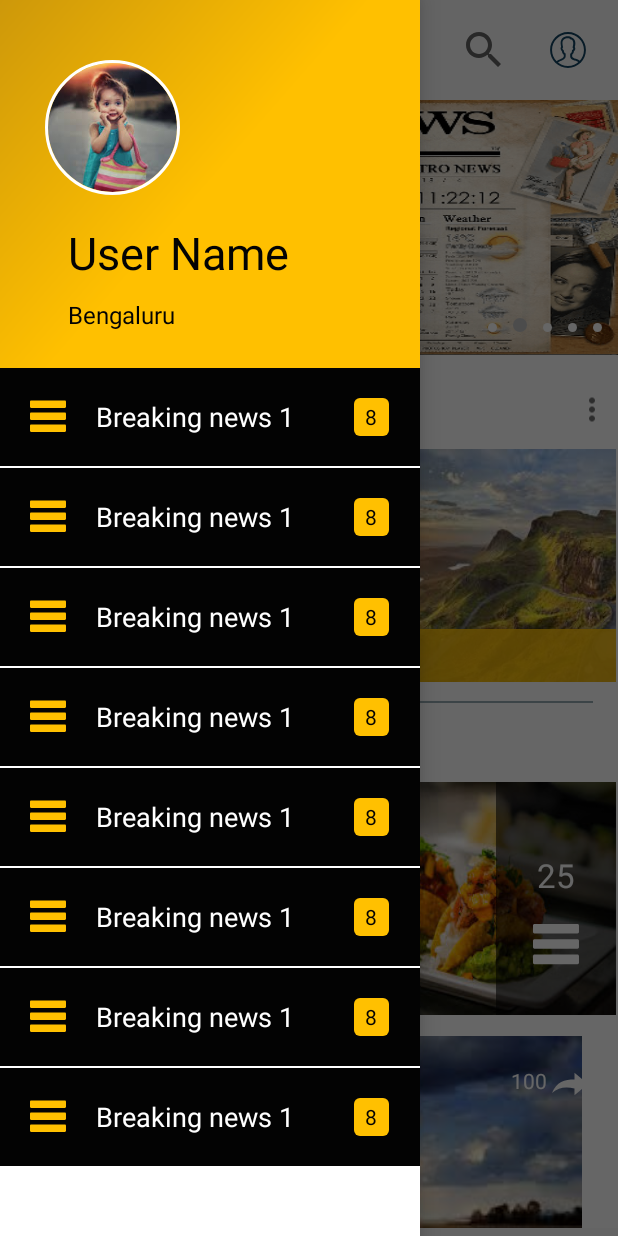
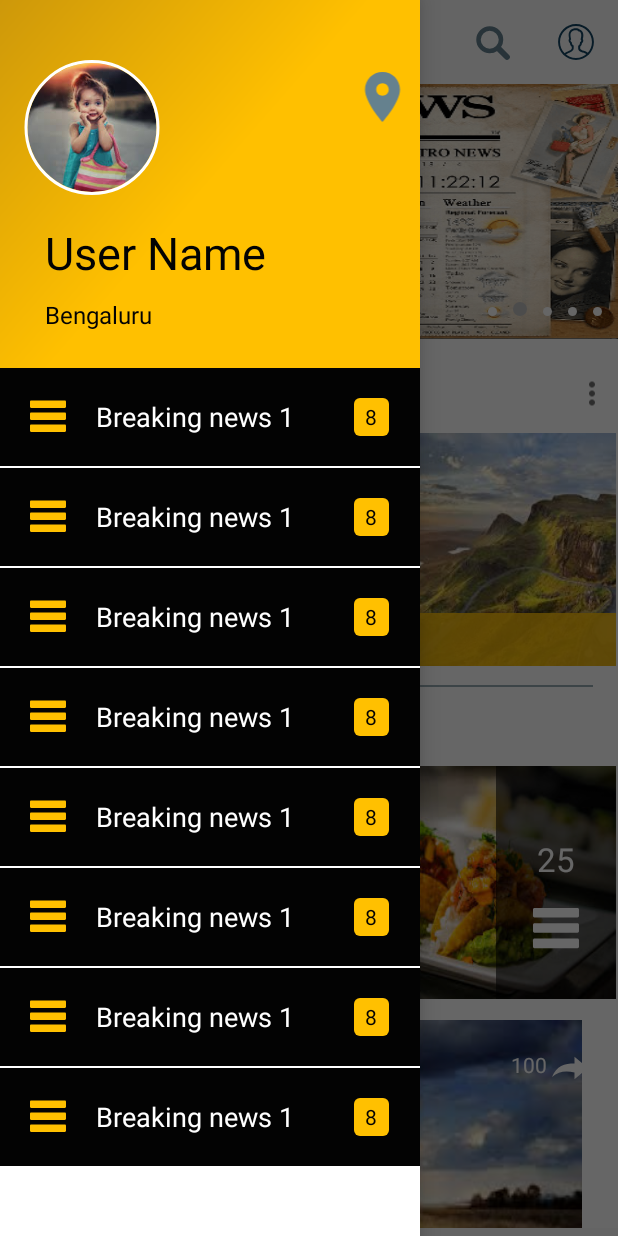
Before and after one commit to abhi93shekJha/newsApplication, an Android app: the DashboardActivity screen opened directly, with no data from a screen before it, with the side drawer open, on a phone screen of 412 x 824 dp. Run offline under Robolectric (Android 15) with nearby library versions, the phone set to English and light mode, and no system bars; our stand-ins replace ButterKnife, CircleImageView; libraries missing offline, so code that uses them is left out: com.flaviofaria.kenburnsview, com.github.rubensousa.gravitysnaphelper; pictures from the network do not load; 5 statements that could not run were skipped.

Commit message:
DashBoardActivity, SearchActivity, Drawable : ic_place and ic_search, Layout : activity_dashboard, activity_search, nav_header_nav_example, Menu : menu_dashboard, Add in mipmap logo1 for all size, Adding String file.

```diff
--- a/app/src/main/AndroidManifest.xml
+++ b/app/src/main/AndroidManifest.xml
@@ -41,6 +41,7 @@
             android:name=".view.authentication.LoginActivity"
             android:label="@string/title_activity_login"
             android:theme="@style/AppTheme"></activity>
+        <activity android:name=".view.dashboard.SearchActivity"/>
     </application>
 
 </manifest>
--- a/app/src/main/java/com/gsatechworld/gugrify/view/dashboard/DashboardActivity.java
+++ b/app/src/main/java/com/gsatechworld/gugrify/view/dashboard/DashboardActivity.java
@@ -1,7 +1,6 @@
 package com.gsatechworld.gugrify.view.dashboard;
 
-import android.app.SearchManager;
-import android.content.Context;
+import android.content.Intent;
 import android.graphics.drawable.Drawable;
 import android.os.Build;
 import android.os.Bundle;
@@ -24,19 +23,10 @@ import android.view.Menu;
 import android.view.MenuItem;
 import android.view.View;
 import android.view.WindowManager;
-import android.view.animation.AccelerateDecelerateInterpolator;
-import android.view.animation.Animation;
-import android.view.animation.AnimationUtils;
-import android.widget.EditText;
 import android.widget.ImageView;
 import android.widget.LinearLayout;
-import android.widget.TextView;
 import android.widget.Toast;
-import android.support.v7.widget.SearchView;
 
-import com.flaviofaria.kenburnsview.KenBurnsView;
-import com.flaviofaria.kenburnsview.TransitionGenerator;
-import com.gsatechworld.gugrify.MyTransitionGenerator;
 import com.gsatechworld.gugrify.R;
 import com.gsatechworld.gugrify.view.genericadapter.OnRecyclerItemClickListener;
 
@@ -51,6 +41,10 @@ public class DashboardActivity extends AppCompatActivity implements OnRecyclerIt
     private ViewPagerAdapter mAdapter;
     private int dotscount;
     private ImageView[] dots;
+    private ImageView iv_place;
+
+  /*  ArrayAdapter<String> mAdapterSearch;
+    ListView mListView;*/
 
     static {
         AppCompatDelegate.setCompatVectorFromResourcesEnabled(true);
@@ -82,8 +76,16 @@ public class DashboardActivity extends AppCompatActivity implements OnRecyclerIt
         toggle.syncState();
         //After instantiating your ActionBarDrawerToggle
         toggle.setDrawerIndicatorEnabled(false);
-        Drawable drawable = ResourcesCompat.getDrawable(getResources(), R.mipmap.logo, getTheme());
+        Drawable drawable = ResourcesCompat.getDrawable(getResources(), R.mipmap.logo1, getTheme());
         toggle.setHomeAsUpIndicator(drawable);
+
+        iv_place = (ImageView)findViewById(R.id.iv_place);
+        iv_place.setOnClickListener(new View.OnClickListener() {
+            @Override
+            public void onClick(View view) {
+                Toast.makeText(DashboardActivity.this, "Place", Toast.LENGTH_SHORT).show();
+            }
+        });
 
         toggle.setToolbarNavigationClickListener(new View.OnClickListener() {
             @Override
@@ -178,6 +180,13 @@ public class DashboardActivity extends AppCompatActivity implements OnRecyclerIt
         ViewCompat.setNestedScrollingEnabled(recyclerView, false);
         //adapter.setItems(allSampleData);
 
+        /*Ashish*/
+    /*    mAdapterSearch = new ArrayAdapter<String>(DashboardActivity.this,
+                android.R.layout.simple_list_item_1,
+                getResources().getStringArray(R.array.months_array));*/
+        //mListView.setAdapter(mAdapterSearch);
+
+
         // create nav item list
         ArrayList<NavItemModel> navItemModelArrayList = getNavItemList();
 
@@ -253,9 +262,11 @@ public class DashboardActivity extends AppCompatActivity implements OnRecyclerIt
         sectionModel = new SectionDataModel("LATEST NEWS");
         sectionModel.setLatestNewItemModelArrayList(createLatestNews());
         allSampleData.add(sectionModel);
+
         sectionModel = new SectionDataModel("Play List");
         sectionModel.setPlayListItemModelArrayList(createPlaylistData());
         allSampleData.add(sectionModel);
+
         sectionModel = new SectionDataModel("AAP leader Ashish Khetan leaves active politics citing plans to pursue law; sources say LS seat could have triggered move", R.drawable.road1);
         allSampleData.add(sectionModel);
         sectionModel = new SectionDataModel("India unlikely to accept foreign donations for flood relief efforts in Kerala, will rely on domestic assistance", R.drawable.road2);
@@ -273,6 +284,27 @@ public class DashboardActivity extends AppCompatActivity implements OnRecyclerIt
         // Inflate the menu; this adds items to the action bar if it is present.
         getMenuInflater().inflate(R.menu.menu_dashboard, menu);
 
+     /*   MenuItem mSearch = menu.findItem(R.id.action_search);
+
+        SearchView mSearchView = (SearchView) mSearch.getActionView();
+        mSearchView.setQueryHint("Search");
+
+        mSearchView.setOnQueryTextListener(new SearchView.OnQueryTextListener() {
+            @Override
+            public boolean onQueryTextSubmit(String query) {
+                return false;
+            }
+
+            @Override
+            public boolean onQueryTextChange(String newText) {
+                mAdapterSearch.getFilter().filter(newText);
+                return true;
+            }
+        });
+
+        return super.onCreateOptionsMenu(menu);
+    }
+*/
         /*SearchManager searchManager =
                 (SearchManager) getSystemService(Context.SEARCH_SERVICE);
         SearchView searchView =
@@ -290,16 +322,18 @@ public class DashboardActivity extends AppCompatActivity implements OnRecyclerIt
         // as you specify a parent activity in AndroidManifest.xml.
         int id = item.getItemId();
 
-        if (id == R.id.action_esarch){
+        if (id == R.id.action_search){
 
            /* TextView tvTitle = (TextView)findViewById(R.id.tvTitle);
             tvTitle.setVisibility(View.GONE);
             EditText et_search = (EditText)findViewById(R.id.et_search);
             et_search.setVisibility(View.VISIBLE);*/
 
-            TextView tvTitle = (TextView)toolbar.findViewById(R.id.tvTitle);
-            tvTitle.setVisibility(View.GONE);
+           /* TextView tvTitle = (TextView)toolbar.findViewById(R.id.tvTitle);
+            tvTitle.setVisibility(View.GONE);*/
+
             Toast.makeText(this, "Ashish", Toast.LENGTH_SHORT).show();
+            startActivity(new Intent(DashboardActivity.this,SearchActivity.class));
             return true;
         }
         //noinspection SimplifiableIfStatement
--- /dev/null
+++ b/app/src/main/res/drawable/ic_place.xml
@@ -0,0 +1,5 @@
+<vector android:height="24dp" android:tint="#65818E"
+    android:viewportHeight="24.0" android:viewportWidth="24.0"
+    android:width="24dp" xmlns:android="http://schemas.android.com/apk/res/android">
+    <path android:fillColor="#FF000000" android:pathData="M12,2C8.13,2 5,5.13 5,9c0,5.25 7,13 7,13s7,-7.75 7,-13c0,-3.87 -3.13,-7 -7,-7zM12,11.5c-1.38,0 -2.5,-1.12 -2.5,-2.5s1.12,-2.5 2.5,-2.5 2.5,1.12 2.5,2.5 -1.12,2.5 -2.5,2.5z"/>
+</vector>
--- a/app/src/main/res/drawable/ic_search.xml
+++ b/app/src/main/res/drawable/ic_search.xml
@@ -1,6 +1,11 @@
 <vector android:height="35dp" android:viewportHeight="32"
     android:viewportWidth="32" android:width="35dp" xmlns:android="http://schemas.android.com/apk/res/android">
-    <path android:fillColor="#929292" android:fillType="evenOdd"
+    <!--<path android:fillColor="#929292" android:fillType="evenOdd"
         android:pathData="M19.4271,21.4271C18.0372,22.4175 16.3367,23 14.5,23C9.8056,23 6,19.1944 6,14.5C6,9.8056 9.8056,6 14.5,6C19.1944,6 23,9.8056 23,14.5C23,16.3367 22.4175,18.0372 21.4271,19.4271L27.0119,25.0119C27.5621,25.5621 27.5575,26.4425 27.0117,26.9883L26.9883,27.0117C26.4439,27.5561 25.5576,27.5576 25.0119,27.0119L19.4271,21.4271L19.4271,21.4271ZM14.5,21C18.0899,21 21,18.0899 21,14.5C21,10.9101 18.0899,8 14.5,8C10.9101,8 8,10.9101 8,14.5C8,18.0899 10.9101,21 14.5,21L14.5,21Z"
-        android:strokeColor="#00000000" android:strokeWidth="1"/>
+        android:strokeColor="#00000000" android:strokeWidth="1"/>-->
+
+    <!--Ashish-->
+    <path android:fillColor="#65818E" android:fillType="evenOdd"
+        android:pathData="M19.4271,21.4271C18.0372,22.4175 16.3367,23 14.5,23C9.8056,23 6,19.1944 6,14.5C6,9.8056 9.8056,6 14.5,6C19.1944,6 23,9.8056 23,14.5C23,16.3367 22.4175,18.0372 21.4271,19.4271L27.0119,25.0119C27.5621,25.5621 27.5575,26.4425 27.0117,26.9883L26.9883,27.0117C26.4439,27.5561 25.5576,27.5576 25.0119,27.0119L19.4271,21.4271L19.4271,21.4271ZM14.5,21C18.0899,21 21,18.0899 21,14.5C21,10.9101 18.0899,8 14.5,8C10.9101,8 8,10.9101 8,14.5C8,18.0899 10.9101,21 14.5,21L14.5,21Z"
+        android:strokeColor="#65818E" android:strokeWidth="1"/>
 </vector>
--- a/app/src/main/res/layout/activity_dashboard.xml
+++ b/app/src/main/res/layout/activity_dashboard.xml
@@ -13,14 +13,35 @@
         android:layout_height="match_parent"
         android:orientation="vertical">
 
-        <android.support.v7.widget.Toolbar
+       <!-- <android.support.v7.widget.Toolbar
             android:id="@+id/toolbar"
             android:layout_width="wrap_content"
             android:layout_height="?attr/actionBarSize"
             app:popupTheme="@style/AppTheme.PopupOverlay"
-            android:layout_margin="5dp">
+            android:layout_margin="5dp">-->
+        <android.support.v7.widget.Toolbar
+            android:id="@+id/toolbar"
+            android:layout_width="match_parent"
+            android:layout_height="wrap_content"
+            android:minHeight="?attr/actionBarSize"
+            app:popupTheme="@style/AppTheme.PopupOverlay">
+            <!--android:background="?attr/colorPrimary"
+             android:minHeight="?attr/actionBarSize"
+             app:theme="@style/ThemeOverlay.AppCompat.Dark"-->
 
-            <include layout="@layout/custom_actionbar" />
+            <!--<TextView
+                android:id="@+id/tvTitle"
+                android:layout_width="wrap_content"
+                android:layout_height="wrap_content"
+                android:layout_gravity="center|start"
+                android:layout_marginLeft="1dp"
+                android:layout_weight="0.8"
+                android:text="Gugrify"
+                android:textColor="@color/ststusbar_color"
+                android:textSize="25sp"
+                android:textStyle="bold" />-->
+
+           <!-- <include layout="@layout/custom_actionbar" />-->
 
         </android.support.v7.widget.Toolbar>
 
--- a/app/src/main/res/layout/nav_header_nav_example.xml
+++ b/app/src/main/res/layout/nav_header_nav_example.xml
@@ -11,7 +11,11 @@
     android:theme="@style/ThemeOverlay.AppCompat.Dark">
     <!--android:paddingRight="@dimen/activity_horizontal_margin"
     android:paddingTop="@dimen/activity_vertical_margin"-->
-
+<LinearLayout
+    android:layout_width="match_parent"
+    android:layout_height="wrap_content"
+    android:weightSum="2"
+    android:orientation="horizontal">
     <de.hdodenhof.circleimageview.CircleImageView
         android:id="@+id/profile_image"
         android:layout_width="90dp"
@@ -20,14 +24,31 @@
         app:civ_border_width="2dp"
         android:layout_gravity="top"
         android:layout_marginTop="40dp"
-        android:layout_marginLeft="20dp"
+        android:layout_marginLeft="0dp"
+        android:layout_weight="0.2"
         app:civ_border_color="#FFF"/>
+    <LinearLayout
+        android:layout_gravity="right|center"
+        android:gravity="right|center"
+        android:layout_weight="1.8"
+        android:layout_width="wrap_content"
+        android:weightSum="1"
+        android:layout_height="wrap_content">
+        <ImageView
+            android:id="@+id/iv_place"
+            android:layout_width="50dp"
+            android:layout_height="40dp"
+            android:layout_gravity="top"
+            app:srcCompat="@drawable/ic_place"/>
+    </LinearLayout>
+
+</LinearLayout>
 
     <TextView
         android:id="@+id/nav_header_title"
         android:layout_width="match_parent"
         android:layout_height="wrap_content"
-        android:layout_marginLeft="35dp"
+        android:layout_marginLeft="20dp"
         android:layout_marginTop="10dp"
         android:paddingTop="@dimen/nav_header_vertical_spacing"
         android:text="@string/nav_header_title"
@@ -39,7 +60,7 @@
         android:id="@+id/nav_header_sub_title"
         android:layout_width="wrap_content"
         android:layout_height="wrap_content"
-        android:layout_marginLeft="35dp"
+        android:layout_marginLeft="20dp"
         android:textSize="16dp"
         android:layout_marginTop="10dp"
         android:textColor="@color/color_black"
--- a/app/src/main/res/menu/menu_dashboard.xml
+++ b/app/src/main/res/menu/menu_dashboard.xml
@@ -12,13 +12,29 @@
             <!--android:orderInCategory="1"-->
             <!--app:showAsAction="ifRoom"-->
             <!--tools:ignore="MenuTitle" />-->
+        <!--Before Ashish-->
         <item
-            android:id="@+id/action_esarch"
+            android:id="@+id/action_search"
             android:enabled="true"
             android:icon="@drawable/ic_search"
             android:title="search"
+            android:visible="true"
             app:showAsAction="ifRoom"
-            appcompat:actionViewClass="android.support.v7.widget.SearchView"/>
+            />
+        <!--appcompat:actionViewClass="android.support.v7.widget.SearchView"-->
+
+        <!--Ashish-->
+        <item
+            android:id="@+id/action_search1"
+            android:icon="@drawable/ic_search"
+            android:title="Search"
+            android:enabled="false"
+            android:visible="false"
+            app:showAsAction="ifRoom|collapseActionView"
+            app:actionViewClass="android.support.v7.widget.SearchView"/>
+        <!--android:icon="@android:drawable/ic_menu_search"
+         app:actionViewClass="android.support.v7.widget.SearchView"-->
+
         <item
             android:id="@+id/action_avatar"
             android:icon="@drawable/ic_avatar"
--- a/app/src/main/res/values/strings.xml
+++ b/app/src/main/res/values/strings.xml
@@ -118,4 +118,24 @@
     <string name="permission_rationale">"Contacts permissions are needed for providing email
         completions."
     </string>
+
+    <!--Ashish-->
+    <string-array name="months_array">
+        <item>RSS likely to invite Congress chief Rahul Gandhi, other politicians to three-day conclave in Delhi in September: Reports</item>
+        <item>GATE 2019: Registration to begin from 1 Sep for online test, national exam for admission to IITs, IISCs will be held in Feb</item>
+        <item>Calcutta University postpones undergraduate examinations; revised exam dates to be announced soon</item>
+        <item>JEE Main 2019 final schedule released: Registrations to begin from 1 September, exams to take place in January, April 2019</item>
+        <item>Supreme Court hearing demanding scrapping Article 35A to resume today: Only BJP lawyer to present case, main hearing on 31 Aug</item>
+        <item>
+Kerala floods: Rahul Gandhi to begin two-day visit to Chengannur, Alappuzha in deluge-affected areas from tomorrow</item>
+        <item>Do not wipe out Jawaharlal Nehru's role, he belonged to India: Manmohan tells Narendra Modi over Teen Murti Complex</item>
+        <item>
+Meghalaya chief minister Conrad Sangma wins South-Tura Assembly bypoll by over 8,400 votes; NPP levels tally with Congress
+</item>
+        <item>Rahul on 1984 Sikh riots, RSS-Islamic State comparison, joblessness in India: Congress in damage-control mode as BJP mounts attack</item>
+        <item>UGC directs 21 Delhi University colleges to appoint regular principals, warns of withholding grants if institutes do not comply</item>
+        <item>Vijay Mallya fugitive economic offender declaration case: Mumbai court fixes 3 September as next date of hearing</item>
+        <item>Jaaved Jaaferi praises Salman Khan for donating 12 cr to Kerala flood victims, deletes tweet later</item>
+    </string-array>
+
 </resources>
```
Also changed, not shown: app/src/main/java/com/gsatechworld/gugrify/view/dashboard/SearchActivity.java (added, +105 -0 lines), app/src/main/res/layout/activity_search.xml (added, +52 -0 lines), app/src/main/res/mipmap-mdpi/logo1.png (added), app/src/main/res/mipmap-xhdpi/logo1.png (added), app/src/main/res/mipmap-xxhdpi/logo1.png (added), app/src/main/res/mipmap-xxxhdpi/logo1.png (added).
